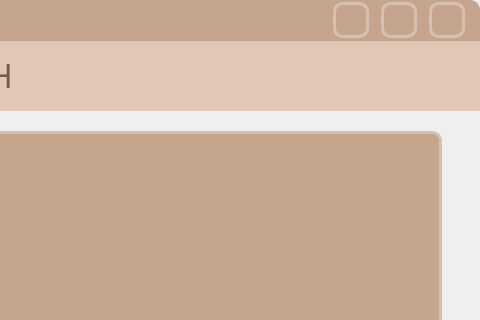
Old version of the form ClientApp/chatwidget.ui in the repository hyeonjeong1234/qt-chat-project; both pictures show x 235 to 715 and y 0 to 320 of the 715 by 703 pixel window.
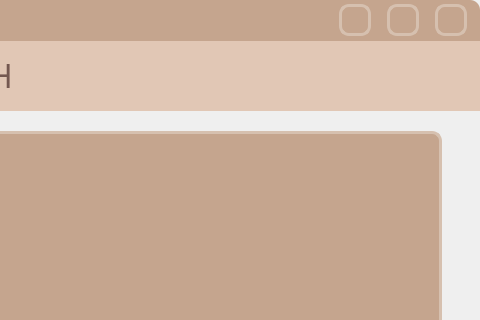
New version of the form.

The edit to the form file:
```diff
--- a/ClientApp/chatwidget.ui
+++ b/ClientApp/chatwidget.ui
@@ -115,10 +115,10 @@
   <widget class="QPushButton" name="pushButton_2">
    <property name="geometry">
     <rect>
-     <x>664</x>
-     <y>2</y>
-     <width>36</width>
-     <height>36</height>
+     <x>670</x>
+     <y>4</y>
+     <width>32</width>
+     <height>32</height>
     </rect>
    </property>
    <property name="font">
@@ -233,10 +233,10 @@
   <widget class="QPushButton" name="pushButton_4">
    <property name="geometry">
     <rect>
-     <x>616</x>
-     <y>2</y>
-     <width>36</width>
-     <height>36</height>
+     <x>622</x>
+     <y>4</y>
+     <width>32</width>
+     <height>32</height>
     </rect>
    </property>
    <property name="font">
@@ -292,10 +292,10 @@
   <widget class="QPushButton" name="pushButton_5">
    <property name="geometry">
     <rect>
-     <x>568</x>
-     <y>2</y>
-     <width>36</width>
-     <height>36</height>
+     <x>574</x>
+     <y>4</y>
+     <width>32</width>
+     <height>32</height>
     </rect>
    </property>
    <property name="font">
```
Left out of the diff: 12 changed lines with no effect on the pictures.
